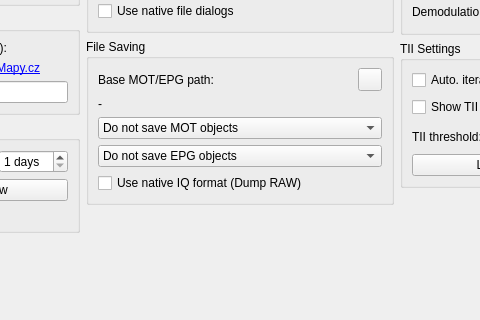
tomneda/DABstar, file src/base/forms/configuration.ui: the form before one commit; both pictures show x 196 to 676 and y 143 to 463 of the 836 by 463 pixel window.
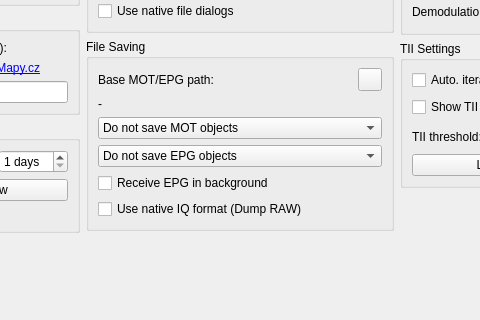
The form after the commit. Icons and pictures are not drawn.

Commit message: Add background SPI EPG support

```diff
--- a/src/base/forms/configuration.ui
+++ b/src/base/forms/configuration.ui
@@ -383,6 +383,16 @@
             </item>
            </widget>
           </item>
+          <item>
+           <widget class="QCheckBox" name="cbReceiveEpg">
+            <property name="toolTip">
+             <string>&lt;html&gt;&lt;head/&gt;&lt;body&gt;&lt;p&gt;&lt;span style=&quot; font-weight:700;&quot;&gt;Receive the EPG (SPI) of the ensemble in the background&lt;/span&gt;&lt;/p&gt;&lt;p&gt;If the ensemble carries an EPG service (Service and Programme Information), it is received in the background, independent of the selected service. The EPG button opens the programme guide.&lt;/p&gt;&lt;p&gt;A change takes effect with the next channel selection.&lt;/p&gt;&lt;/body&gt;&lt;/html&gt;</string>
+            </property>
+            <property name="text">
+             <string>Receive EPG in background</string>
+            </property>
+           </widget>
+          </item>
           <item>
            <widget class="QCheckBox" name="cbUseNativeIqFormat">
             <property name="toolTip">
```
The commit also changes 41 other files.
